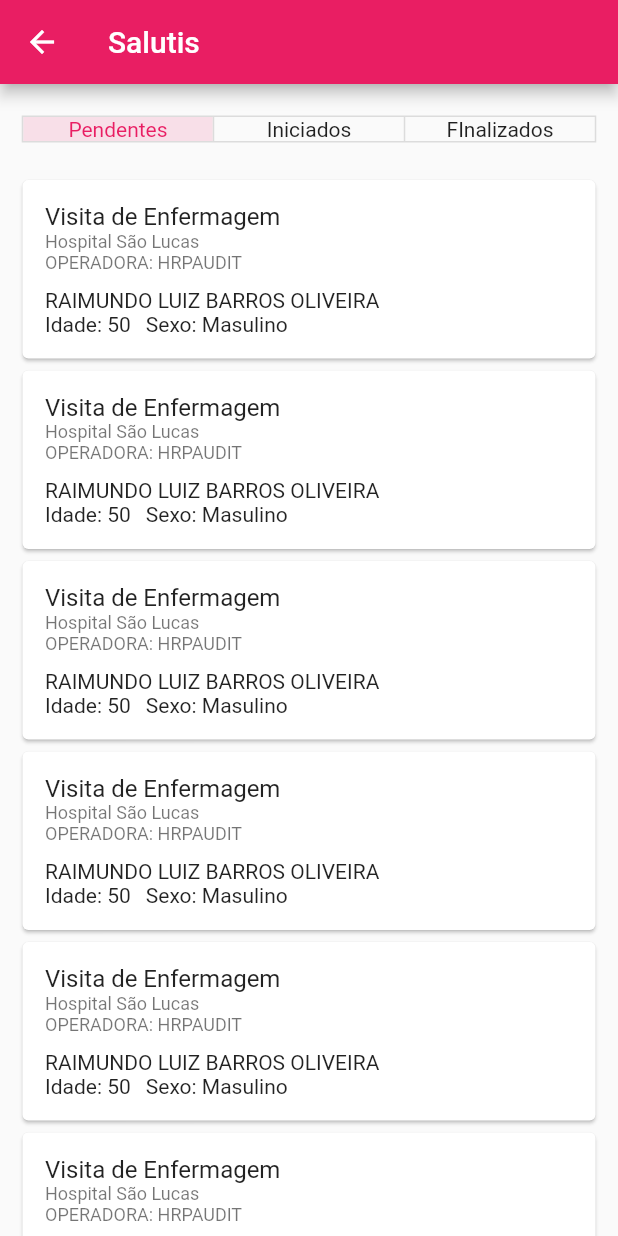
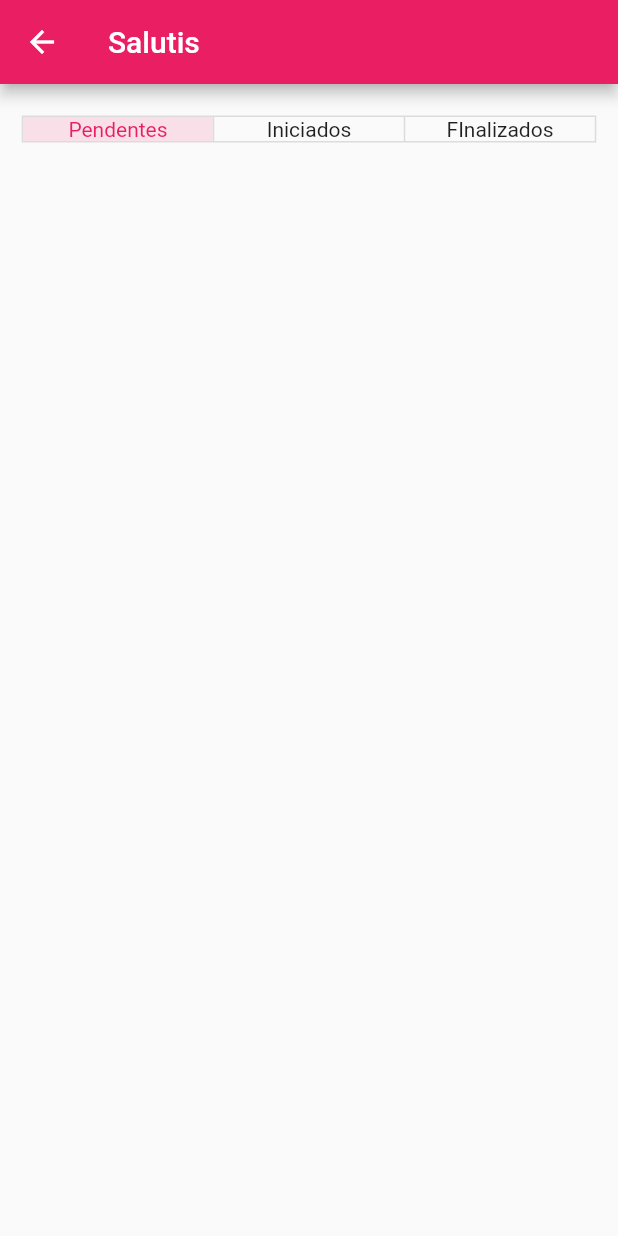
Before and after one commit to Eloi-SK/saluts_audit, a Flutter app: the HomePage screen opened by its route, on a phone screen of 412 x 824 dp. Run offline on Flutter 3.47's test engine with Material 2 defaults, Android fonts, the phone set to English and light mode, and no system bars; our stand-ins replace dio, eva_icons_flutter, flutter_mobx, flutter_modular, google_fonts, mobx and 1 more; accounts and stored records are empty; generated files the repository leaves out were written again; network calls fail.

Commit message:
replace mocked data

```diff
--- a/lib/app/modules/home/home_page.dart
+++ b/lib/app/modules/home/home_page.dart
@@ -30,9 +30,12 @@ class _HomePageState extends ModularState<HomePage, HomeStore> {
         children: [
           buildToggleButtons(),
           Expanded(
-            child: ListView.builder(
-              itemCount: 20,
+            child: Observer(
+              builder: (_) {
+                return ListView.builder(
+                  itemCount: store.forms.length,
                   itemBuilder: (context, index) {
+                    final form = store.forms[index];
                     return Padding(
                       padding: const EdgeInsets.symmetric(horizontal: 11),
                       child: Card(
@@ -42,30 +45,32 @@ class _HomePageState extends ModularState<HomePage, HomeStore> {
                             crossAxisAlignment: CrossAxisAlignment.start,
                             children: [
                               Text(
-                            'Visita de Enfermagem',
+                                form.nome,
                                 style: Theme.of(context).textTheme.subtitle1
                               ),
                               Text(
-                            'Hospital São Lucas',
+                                form.hospital,
                                 style: Theme.of(context).textTheme.caption,
                               ),
                               Text(
-                            'OPERADORA: HRPAUDIT',
+                                'OPERADORA: ${form.operadora}',
                                 style: Theme.of(context).textTheme.caption,
                               ),
                               SizedBox(height: 10),
-                          Text('RAIMUNDO LUIZ BARROS OLIVEIRA'),
+                              Text(form.beneficiario),
                               Row(
                                 children: [
-                              Text('Idade: 50'),
+                                  Text('Idade: ${form.idade}'),
                                   SizedBox(width: 10),
-                              Text('Sexo: Masulino'),
+                                  Text('Sexo: ${form.sexo}'),
                                 ],
                               )
                             ],
                           ),
                         ),
                       ),
+                    );
+                  }
                 );
               }
             )
```
Lines whose indentation alone changed are shown as unchanged.
